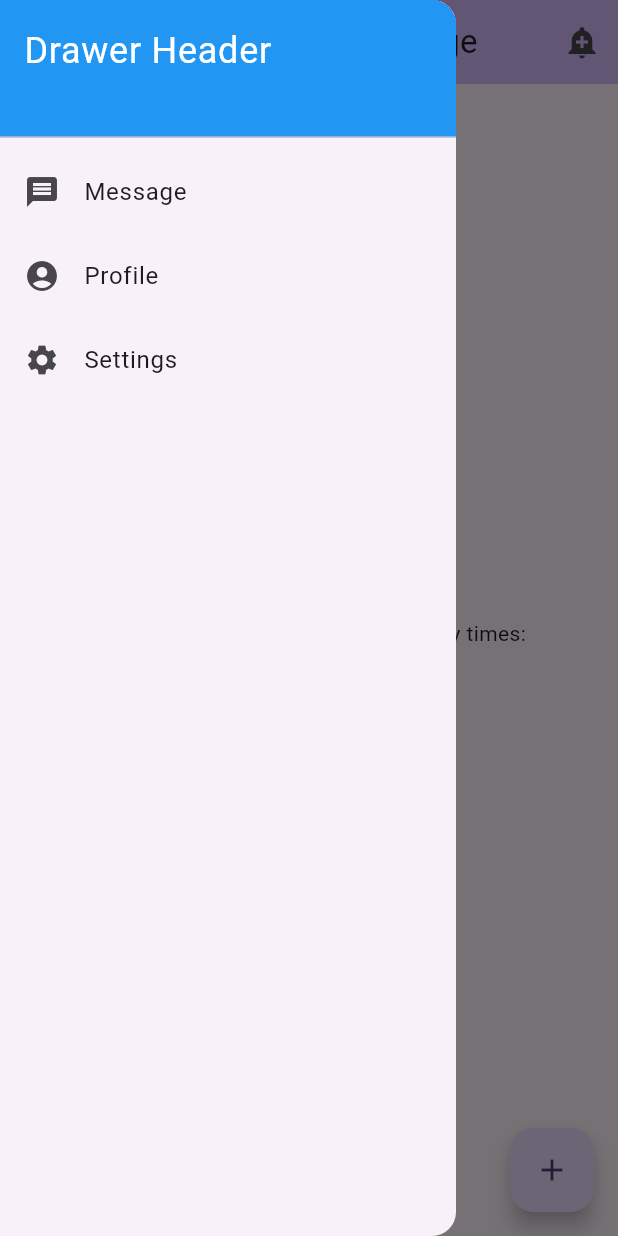
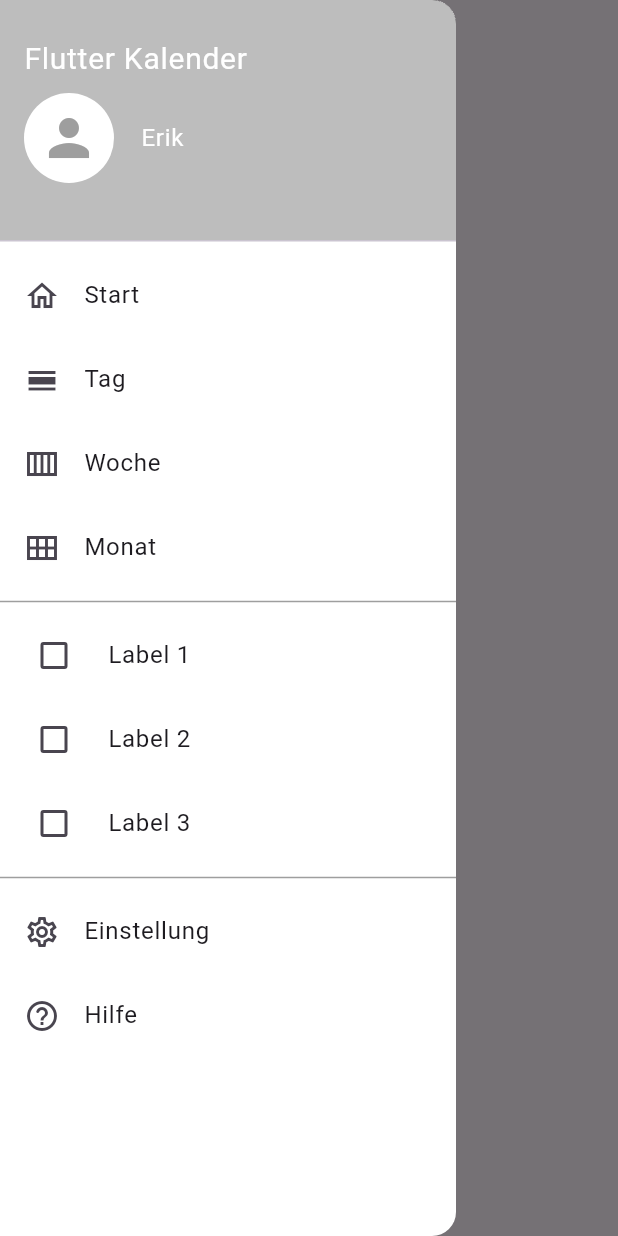
Before and after one commit to erikherrmann1807/fuzzy-guacamole, a Flutter app: the screen it shows after launch, with the side drawer open, on a phone screen of 412 x 824 dp. Run offline on Flutter 3.47's test engine with Material 3 defaults, Android fonts, the phone set to English and light mode, and no system bars.

Commit message:
Add Home Screen, Drawer, Routing and Settings Menu

```diff
--- /dev/null
+++ b/lib/drawer.dart
@@ -0,0 +1,145 @@
+import 'package:flutter/material.dart';
+import 'package:fuzzy_guacamole/main.dart';
+import 'package:fuzzy_guacamole/settings/start.dart';
+
+class MyDrawer extends StatefulWidget {
+  @override
+  _MyDrawerState createState() => _MyDrawerState();
+
+}
+
+class _MyDrawerState extends State<MyDrawer>{
+
+  bool checkboxValue1 = false;
+  bool checkboxValue2 = false;
+  bool checkboxValue3 = false;
+
+  @override
+  Widget build(BuildContext context) {
+    return Drawer(
+      backgroundColor: Colors.white,
+      child: ListView(
+        children: [
+          const DrawerHeader(
+            decoration: BoxDecoration(
+              color: Colors.black26,
+            ),
+            child: Column(
+              crossAxisAlignment: CrossAxisAlignment.start,
+              children: [
+                Padding(
+                  padding: EdgeInsets.only(top: 8, bottom: 8),
+                  child: Text(
+                    'Flutter Kalender',
+                    style: TextStyle(
+                      color: Colors.white,
+                      fontSize: 20,
+                    ),
+                  ),
+                ),
+                Row(
+                  children: [
+                    CircleAvatar(
+                      radius: 30,
+                      backgroundColor: Colors.white,
+                      child: Icon(
+                        Icons.person,
+                        size: 40,
+                        color: Colors.grey,
+                      ),
+                    ),
+                    SizedBox(width: 10,),
+                    Padding(
+                      padding: EdgeInsets.all(8),
+                      child: Text(
+                        'Erik',
+                        style: TextStyle(
+                          color: Colors.white,
+                          fontSize: 16,
+                        ),
+                      ),
+                    ),
+                  ],
+                )
+              ],
+            ),
+          ),
+          ListTile(
+            leading: const Icon(Icons.home_outlined),
+            title: const Text('Start'),
+            onTap: () {
+              Navigator.push(context,
+                MaterialPageRoute(builder: (context) => MyHomePage()),
+              );
+            },
+          ),
+          ListTile(
+            leading: const Icon(Icons.calendar_view_day),
+            title: const Text('Tag'),
+            onTap: () {},
+          ),
+          ListTile(
+            leading: const Icon(Icons.calendar_view_week_sharp),
+            title: const Text('Woche'),
+            onTap: () {},
+          ),
+          ListTile(
+            leading: const Icon(Icons.calendar_view_month_sharp),
+            title: const Text('Monat'),
+            onTap: () {},
+          ),
+          const Divider(color: Colors.grey,),
+          CheckboxListTile(
+            controlAffinity: ListTileControlAffinity.leading,
+            //checkColor: ,
+            title: const Text('Label 1'),
+            value: checkboxValue1,
+            onChanged: (bool? value) {
+              setState(() {
+                checkboxValue1 = value!;
+              });
+            },
+          ),
+          CheckboxListTile(
+            controlAffinity: ListTileControlAffinity.leading,
+            //checkColor: ,
+            title: const Text('Label 2'),
+            value: checkboxValue2,
+            onChanged: (bool? value) {
+              setState(() {
+                checkboxValue2 = value!;
+              });
+            },
+          ),
+          CheckboxListTile(
+            controlAffinity: ListTileControlAffinity.leading,
+            //checkColor: ,
+            title: const Text('Label 3'),
+            value: checkboxValue3,
+            onChanged: (bool? value) {
+              setState(() {
+                checkboxValue3 = value!;
+              });
+            },
+          ),
+          const Divider(color: Colors.grey,),
+          ListTile(
+            leading: const Icon(Icons.settings_outlined),
+            title: const Text('Einstellung'),
+            onTap: () {
+              Navigator.push(
+                context,
+                MaterialPageRoute(builder: (context) => SettingsMenu()),
+              );
+            },
+          ),
+          ListTile(
+            leading: const Icon(Icons.help_outline_rounded),
+            title: const Text('Hilfe'),
+            onTap: () {},
+          )
+        ],
+      ),
+    );
+  }
+}
--- a/lib/main.dart
+++ b/lib/main.dart
@@ -1,118 +1,34 @@
 import 'package:flutter/material.dart';
+import 'package:fuzzy_guacamole/drawer.dart';
+import 'package:fuzzy_guacamole/settings/start.dart';
 
 void main() {
-  runApp(const MyApp());
+  runApp(MyApp());
 }
 
 class MyApp extends StatelessWidget {
-  const MyApp({super.key});
-
-  // This widget is the root of your application.
   @override
   Widget build(BuildContext context) {
     return MaterialApp(
-      title: 'Flutter Demo',
-      theme: ThemeData(
-        colorScheme: ColorScheme.fromSeed(seedColor: Colors.deepPurple),
-        useMaterial3: true,
-      ),
-      home: const MyHomePage(title: 'Flutter Demo Home Page'),
+      home: MyHomePage(),
     );
   }
 }
 
 class MyHomePage extends StatefulWidget {
-  const MyHomePage({super.key, required this.title});
-
-  final String title;
-
   @override
-  State<MyHomePage> createState() => _MyHomePageState();
+  _MyHomePageState createState() => _MyHomePageState();
 }
 
 class _MyHomePageState extends State<MyHomePage> {
-  int _counter = 0;
-
-  void _incrementCounter() {
-    setState(() {
-      _counter++;
-    });
-  }
 
   @override
   Widget build(BuildContext context) {
-    final padding = MediaQuery.of(context).padding;
     return Scaffold(
       appBar: AppBar(
-        backgroundColor: Theme.of(context).colorScheme.inversePrimary,
-        title: Text(widget.title),
-        actions: <Widget>[
-          IconButton(
-            icon: const Icon(Icons.add_alert),
-            tooltip: 'Show Snackbar',
-            onPressed: () {
-              ScaffoldMessenger.of(context).showSnackBar(
-                const SnackBar(content: Text('This is a snackbar')));
-            },
-          )
-        ],
+        title: const Text('Flutter Kalender'),
       ),
-      drawer: const Drawer(
-        child: Padding(
-          padding: EdgeInsets.zero,
-          child: Column(
-            children: <Widget>[
-              SizedBox(
-                height: 100,
-                width: double.infinity,
-                child:DrawerHeader(
-                  decoration: BoxDecoration(
-                    color: Colors.blue,
-                  ),
-                  child: Text(
-                    'Drawer Header',
-                    style: TextStyle(
-                      color: Colors.white,
-                      fontSize: 24,
-                    ),
-                  ),
-                ),
-              ),
-              ListTile(
-                leading: Icon(Icons.message),
-                title: Text('Message'),
-              ),
-              ListTile(
-                leading: Icon(Icons.account_circle),
-                title: Text('Profile'),
-              ),
-              ListTile(
-                leading: Icon(Icons.settings),
-                title: Text('Settings'),
-              ),
-            ],
-          ),
-        ),
-      ),
-      body: Center(
-        child: Column(
-          mainAxisAlignment: MainAxisAlignment.center,
-          children: <Widget>[
-            const Text(
-              'You have pushed the button this many times:',
-            ),
-            Text(
-              '$_counter',
-              style: Theme.of(context).textTheme.headlineMedium,
-            ),
-          ],
-        ),
-      ),
-      floatingActionButton: FloatingActionButton(
-        onPressed: _incrementCounter,
-        tooltip: 'Increment',
-        child: const Icon(Icons.add),
-      ), // This trailing comma makes auto-formatting nicer for build methods.
+      drawer: MyDrawer(),
     );
   }
 }
--- /dev/null
+++ b/lib/settings/start.dart
@@ -0,0 +1,19 @@
+import 'package:flutter/material.dart';
+import 'package:fuzzy_guacamole/drawer.dart';
+
+class SettingsMenu extends StatefulWidget {
+  @override
+  _SettingsMenuState createState() => _SettingsMenuState();
+}
+
+class _SettingsMenuState extends State<SettingsMenu> {
+  @override
+  Widget build(BuildContext context) {
+    return Scaffold(
+      drawer: MyDrawer(),
+      appBar: AppBar(
+        title: const Text('Einstellungen'),
+      ),
+    );
+  }
+}
--- a/pubspec.yaml
+++ b/pubspec.yaml
@@ -19,7 +19,7 @@ publish_to: 'none' # Remove this line if you wish to publish to pub.dev
 version: 1.0.0+1
 
 environment:
-  sdk: '>=3.1.5 <4.0.0'
+  sdk: '>=2.18.1 <4.0.0'
 
 # Dependencies specify other packages that your package needs in order to work.
 # To automatically upgrade your package dependencies to the latest versions
@@ -35,6 +35,7 @@ dependencies:
   # The following adds the Cupertino Icons font to your application.
   # Use with the CupertinoIcons class for iOS style icons.
   cupertino_icons: ^1.0.2
+  table_calendar: ^3.0.9
 
 dev_dependencies:
   flutter_test:
```
Also changed, not shown: 1 other file.
